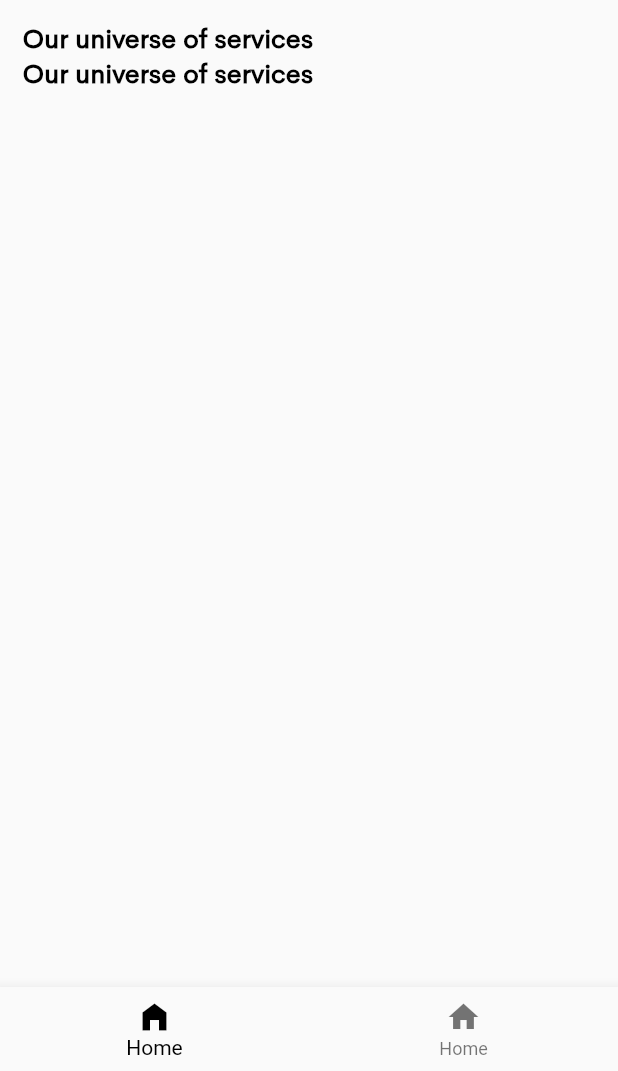
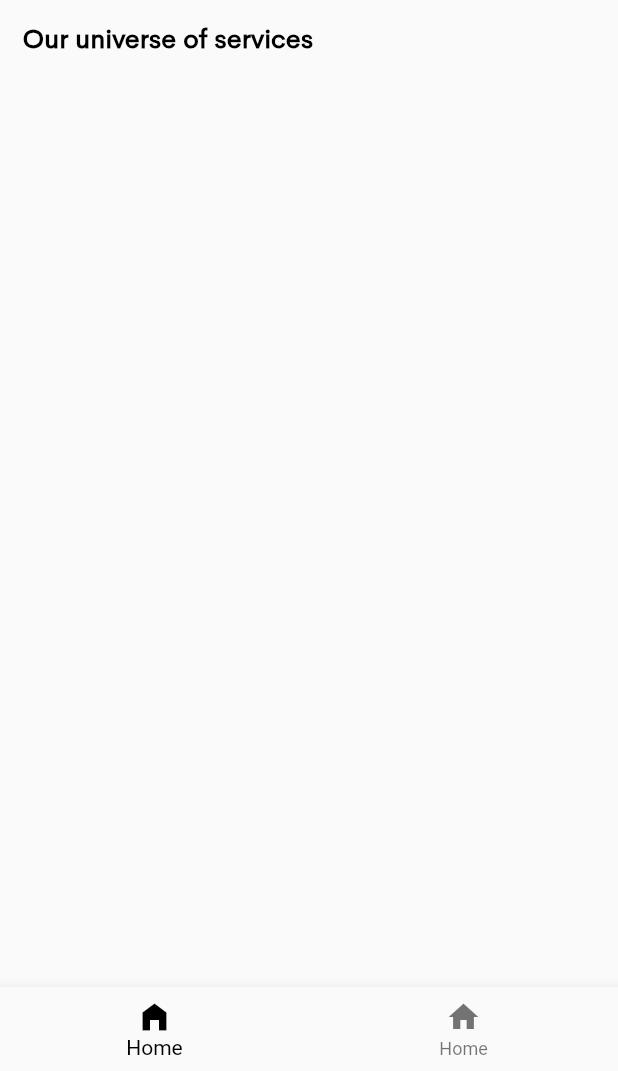
Before and after one commit to bilawal786/mister_jobby_demander, a Flutter app: the screen it shows after launch, on a phone screen of 412 x 824 dp, the part 165-1236 px from its top. Run offline on Flutter 3.47's test engine with Material 2 defaults, Android fonts, the light colour scheme and no system bars; our stand-ins replace easy_localization; Roboto replaces fonts that are missing (Cerebri Sans Bold).

Commit message:
widget remove

```diff
--- a/lib/screens/home_screens/index_screen.dart
+++ b/lib/screens/home_screens/index_screen.dart
@@ -16,11 +16,6 @@ class IndexScreen extends StatelessWidget {
               fontWeight: FontWeight.bold,
               fontSize: 18,
             ),).tr(),
-            const Text("Services_title", style: TextStyle(
-              fontFamily: 'Cerebri Sans Regular',
-              fontWeight: FontWeight.bold,
-              fontSize: 18,
-            ),).tr(),
           ],
         ),
       )
```
